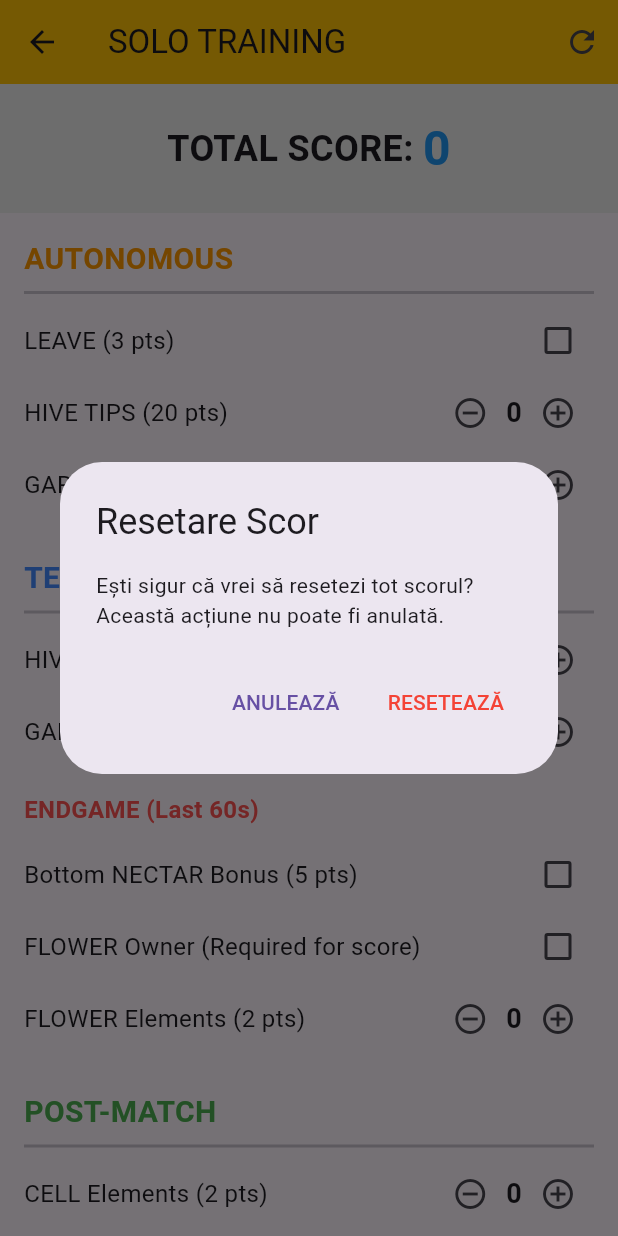
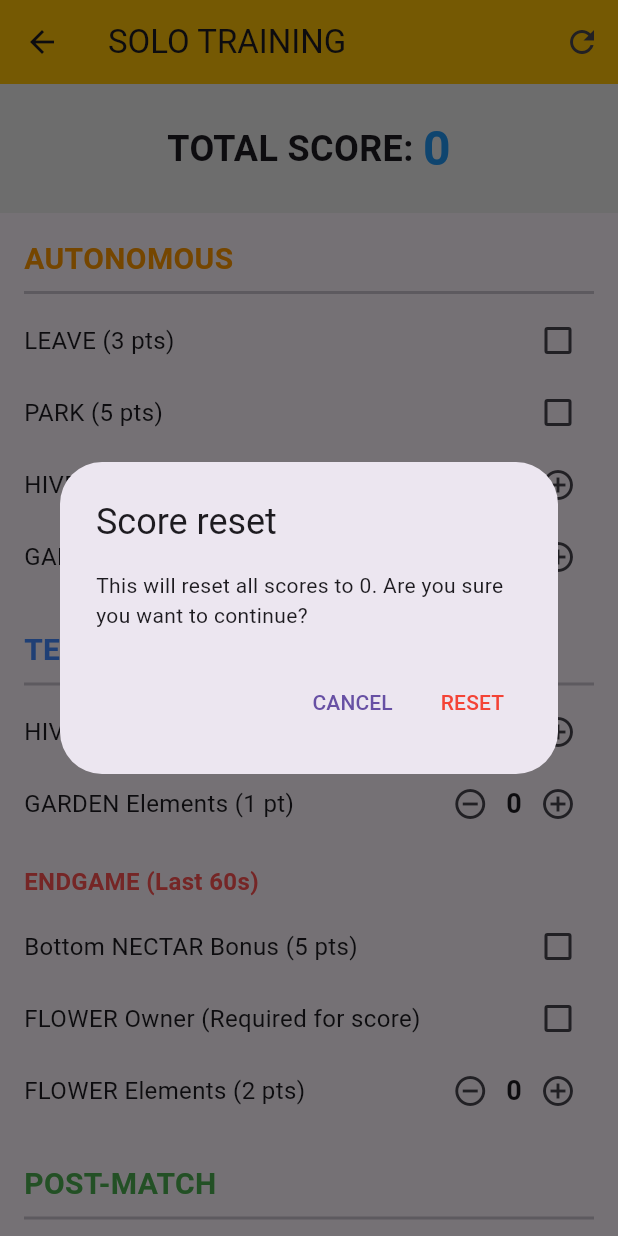
Before and after one commit to RobertFlorin15/biobuzz-scorekeeper, a Flutter app: the SoloTrainingPage screen opened directly, after a tap on the "refresh" icon, on a phone screen of 412 x 824 dp. Run offline on Flutter 3.47's test engine with Material 3 defaults, Android fonts, the phone set to English and light mode, and no system bars.

Commit message:
Park checkbox added in auto section

```diff
--- a/lib/pages/SoloTrainingPage.dart
+++ b/lib/pages/SoloTrainingPage.dart
@@ -11,6 +11,7 @@ class _SoloTrainingPageState extends State<SoloTrainingPage> {
   int _totalScore = 0;
 
   bool _autoLeave = false;
+  bool _autoPark = false;
   int _autoHiveTips = 0;
   int _autoGardenElements = 0;
 
@@ -27,6 +28,7 @@ class _SoloTrainingPageState extends State<SoloTrainingPage> {
     setState(() {
       _totalScore = 0;
       if (_autoLeave) _totalScore += 3;
+      if (_autoPark) _totalScore += 5;
       _totalScore += _autoHiveTips * 20;
       _totalScore += _autoGardenElements * 1;
 
@@ -45,6 +47,7 @@ class _SoloTrainingPageState extends State<SoloTrainingPage> {
       _totalScore = 0;
 
       _autoLeave = false;
+      _autoPark = false;
       _autoHiveTips = 0;
       _autoGardenElements = 0;
 
@@ -65,22 +68,19 @@ class _SoloTrainingPageState extends State<SoloTrainingPage> {
       barrierDismissible: false,
       builder: (BuildContext context) {
         return AlertDialog(
-          title: const Text('Resetare Scor'),
+          title: const Text('Score reset'),
           content: const Text(
-            'Ești sigur că vrei să resetezi tot scorul? Această acțiune nu poate fi anulată.',
+            'This will reset all scores to 0. Are you sure you want to continue?',
           ),
           actions: <Widget>[
             TextButton(
-              child: const Text('ANULEAZĂ'),
+              child: const Text('CANCEL'),
               onPressed: () {
                 Navigator.of(context).pop();
               },
             ),
             TextButton(
-              child: const Text(
-                'RESETEAZĂ',
-                style: TextStyle(color: Colors.red),
-              ),
+              child: const Text('RESET', style: TextStyle(color: Colors.red)),
               onPressed: () {
                 _resetScores();
                 Navigator.of(context).pop();
@@ -145,7 +145,7 @@ class _SoloTrainingPageState extends State<SoloTrainingPage> {
         actions: [
           IconButton(
             icon: const Icon(Icons.refresh),
-            tooltip: 'Resetează scorul',
+            tooltip: 'Reset score',
             onPressed: _showResetConfirmationDialog,
           ),
         ],
@@ -189,6 +189,10 @@ class _SoloTrainingPageState extends State<SoloTrainingPage> {
                 const Divider(thickness: 2),
                 _buildCheckboxItem('LEAVE (3 pts)', _autoLeave, (val) {
                   setState(() => _autoLeave = val ?? false);
+                  _calculateTotalScore();
+                }),
+                _buildCheckboxItem('PARK (5 pts)', _autoPark, (val) {
+                  setState(() => _autoPark = val ?? false);
                   _calculateTotalScore();
                 }),
                 _buildCounterItem(
```
